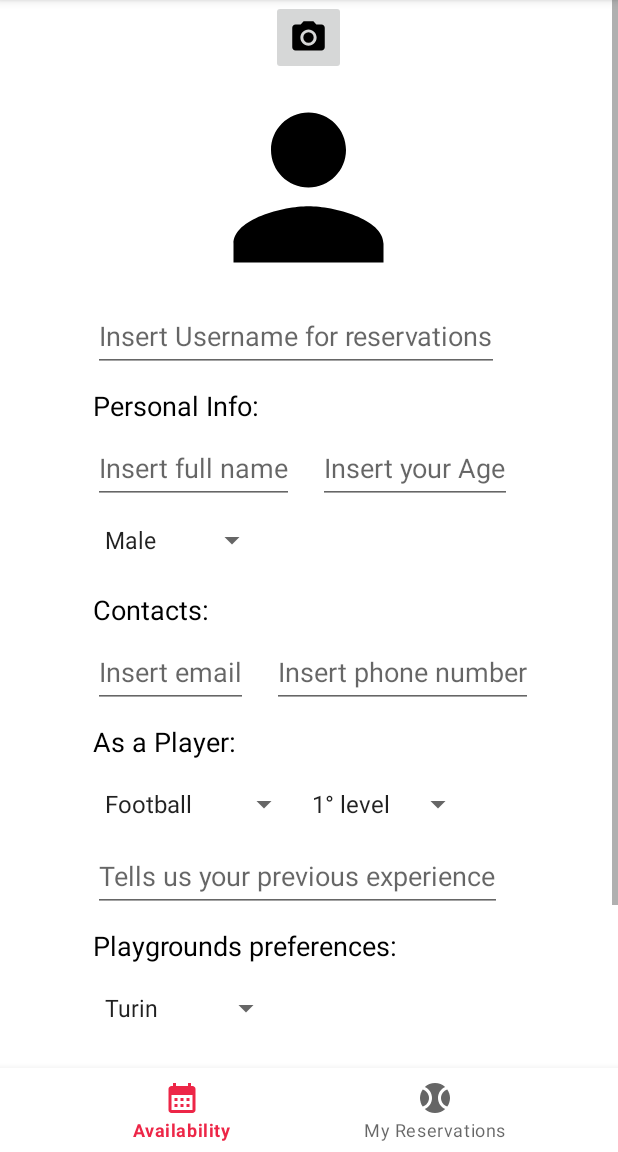
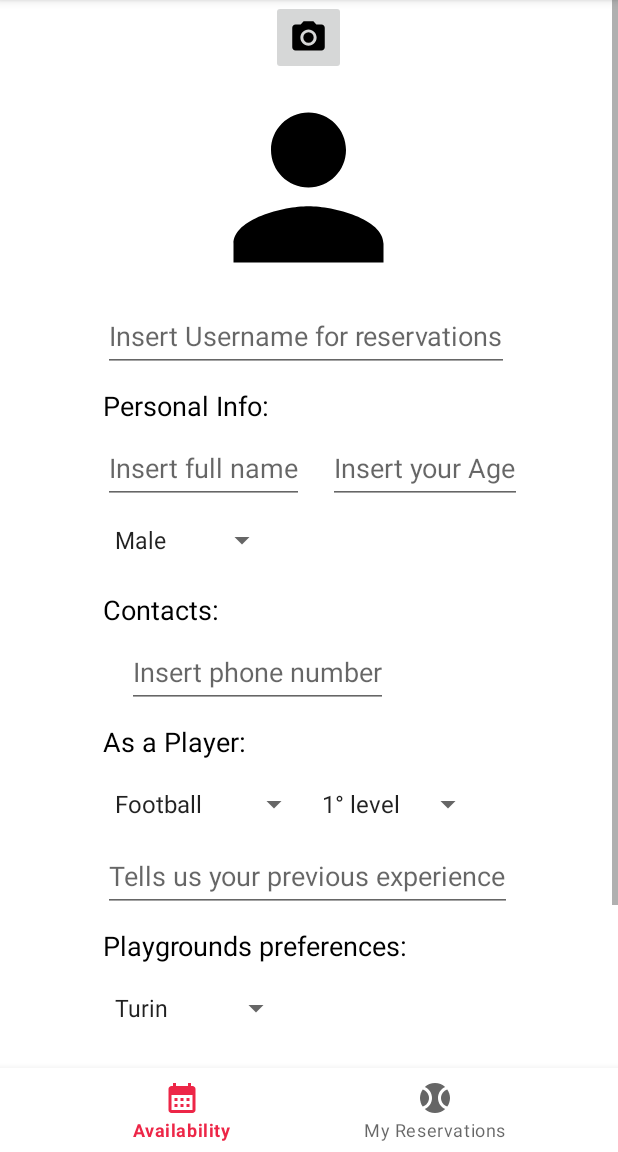
Before and after one commit to pablogpacheco/lab4, an Android app: the EditFragment screen opened through its navigation route, on a phone screen of 412 x 824 dp, the part 84-1236 px from its top. Run offline under Robolectric (Android 15) with nearby library versions, the phone set to English and light mode, and no system bars; our stand-ins replace Firebase (no records; nobody signed in at launch, a user with empty details on screens opened directly), Room's generated code, navigation-ui; libraries missing offline, so code that uses them is left out: com.stacktips.view; 10 statements that could not run were skipped.

Commit message:
cannot modify email and can insert an empty age or phone

```diff
--- a/app/src/main/res/layout/fragment_edit_profile.xml
+++ b/app/src/main/res/layout/fragment_edit_profile.xml
@@ -107,12 +107,10 @@
                     android:layout_width="wrap_content"
                     android:layout_height="wrap_content">
 
-                    <EditText
+                    <TextView
                         android:id="@+id/emailField"
                         android:layout_width="wrap_content"
                         android:layout_height="48dp"
-                        android:inputType="textEmailAddress"
-                        android:hint="Insert email"
                         android:textColor="#3F51B5" />
 
                     <EditText
```
Also changed, not shown: app/src/main/java/it/polito/mas/lab3/fragments/profile/EditFragment.kt (+19 -9 lines).
